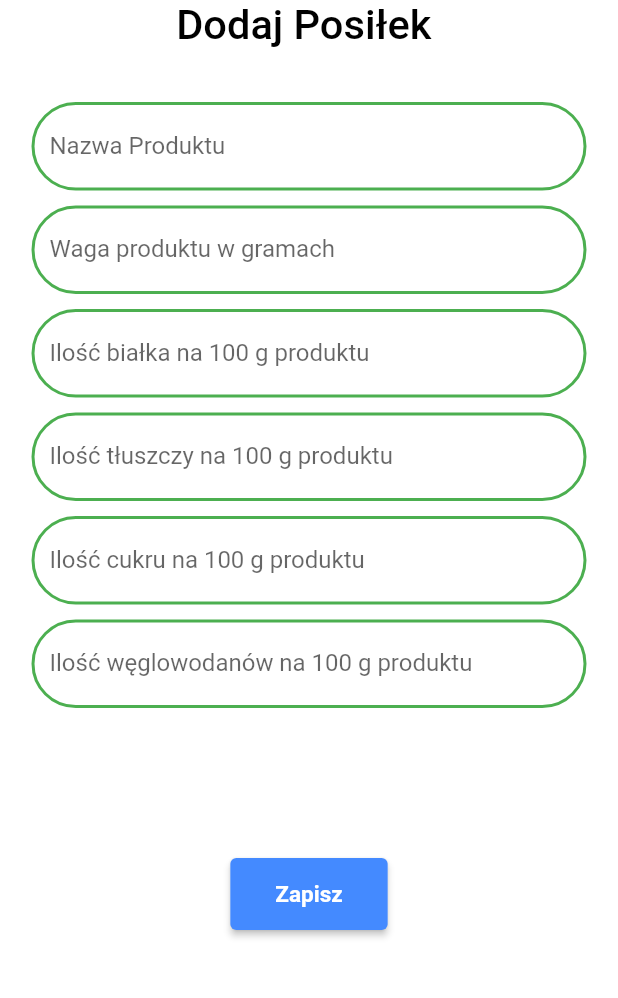
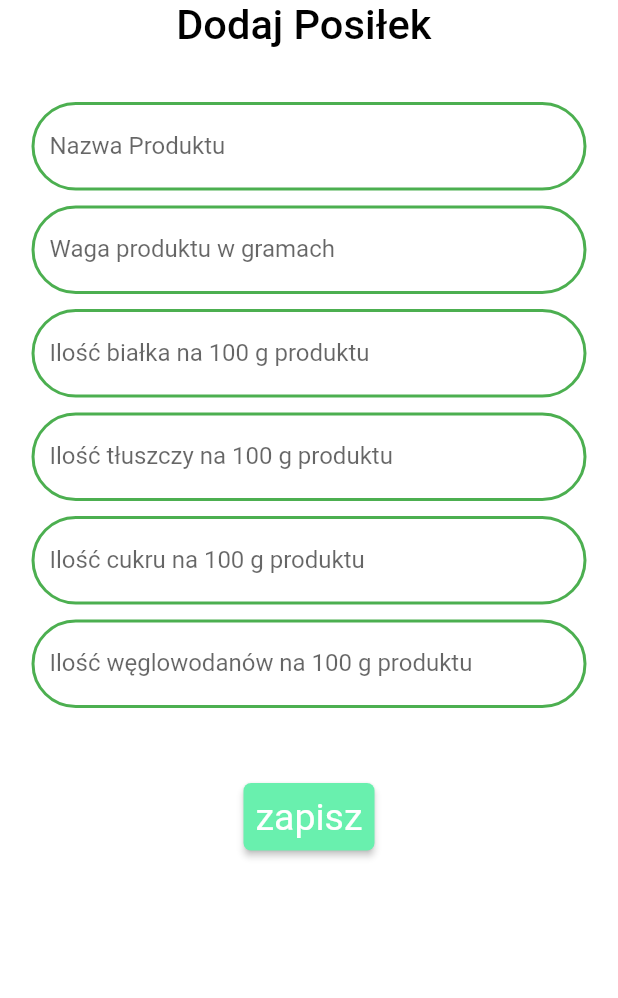
Before and after one commit to piotrkovsy1331/fitstat_app, a Flutter app: the AddMEal screen opened by its route, on a phone screen of 412 x 824 dp, the part 84-1082 px from its top. Run offline on Flutter 3.47's test engine with Material 2 defaults, Android fonts, the phone set to English and light mode, and no system bars; our stand-ins replace cloud_firestore, dio, firebase_auth, firebase_core, flutter_dotenv, flutter_spinkit and 1 more; accounts and stored records are empty.

Commit message:
add meal form

```diff
--- a/lib/screens/mealsScreen/addMeal.dart
+++ b/lib/screens/mealsScreen/addMeal.dart
@@ -15,7 +15,7 @@ class AddMEal extends StatefulWidget {
 class _AddMEalState extends State<AddMEal> {
   final GlobalKey<FormState> _addMealFormKey = GlobalKey<FormState>();
   final DatabaseService _databaseService = DatabaseService();
-  String _foodName;
+  String _foodName = "Jablko";
   int _weight;
   int _calories;
   int _protein;
@@ -180,7 +180,7 @@ class _AddMEalState extends State<AddMEal> {
 
     return Scaffold(
       appBar: buildAppBar(context),
-      body: SafeArea(
+      body: SingleChildScrollView(
         child: Stack(
           children: [
             Column(
@@ -226,26 +226,19 @@ class _AddMEalState extends State<AddMEal> {
                                   _buildFoodSugar(),
                                   SizedBox(height: 10),
                                   _buildFoodCarbs(),
-                                  SizedBox(
-                                    height: 100,
-                                  ),
-                                  ElevatedButton(
-                                    style: ElevatedButton.styleFrom(
-                                        primary: Colors.blueAccent,
-                                        padding: EdgeInsets.symmetric(
-                                            horizontal: 30, vertical: 15),
-                                        textStyle: TextStyle(
-                                            fontSize: 30,
-                                            fontWeight: FontWeight.bold)),
-                                    child: Text(
-                                      'Zapisz',
-                                      style: TextStyle(
-                                          color: Colors.white, fontSize: 15.0),
-                                    ),
-                                    onPressed: () {
+
+                                  Align(
+                                    alignment: Alignment.bottomCenter,
+                                    child: Padding(
+                                      padding: EdgeInsets.all(50.0),
+                                      child: GestureDetector(
+                                        onTap: () {
                                           if (_addMealFormKey.currentState
                                               .validate()) {
-                                        return;
+                                            ScaffoldMessenger.of(context)
+                                                .showSnackBar(SnackBar(
+                                                    content: Text(
+                                                        'Processing Data')));
                                           }
                                           _addMealFormKey.currentState.save();
 
@@ -256,8 +249,25 @@ class _AddMEalState extends State<AddMEal> {
                                           print(_sugar);
                                           print(_carbs);
                                         },
+                                        child: Material(
+                                            color: Colors.greenAccent,
+                                            elevation: 2,
+                                            shape: RoundedRectangleBorder(
+                                                borderRadius:
+                                                    BorderRadius.circular(5.0)),
+                                            child: Padding(
+                                              padding:
+                                                  const EdgeInsets.all(8.0),
+                                              child: Text(
+                                                "zapisz",
+                                                style: TextStyle(
+                                                    fontSize: 25,
+                                                    color: Colors.white),
                                               ),
-
+                                            )),
+                                      ),
+                                    ),
+                                  ),
                                   // ElevatedButton(
                                   //   style: ElevatedButton.styleFrom(
                                   //       primary: Colors.blueAccent,
--- a/lib/screens/profile/components/editProfilInfo.dart
+++ b/lib/screens/profile/components/editProfilInfo.dart
@@ -17,9 +17,7 @@ class _editProfileInfoCardState extends State<editProfileInfoCard> {
   int _age;
   int _weight;
   int _height;
-
   final GlobalKey<FormState> _formKeyUserPage = GlobalKey<FormState>();
-
   Widget _buildNameField() {
     return TextFormField(
       decoration: InputDecoration(labelText: 'Imię'),
@@ -167,6 +165,8 @@ class _editProfileInfoCardState extends State<editProfileInfoCard> {
                             print(_age);
                             print(_height);
                             print(_weight);
+
+                            _formKeyUserPage.currentState.reset();
                           },
                         )
                       ],
```
Lines whose indentation alone changed are shown as unchanged.
